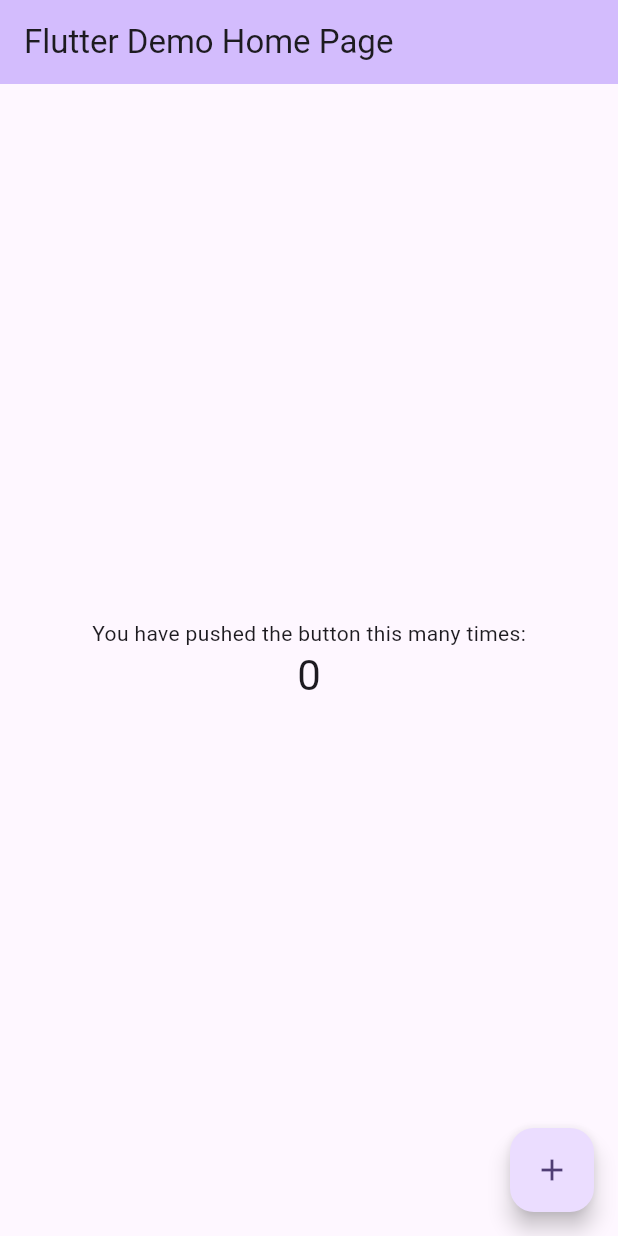
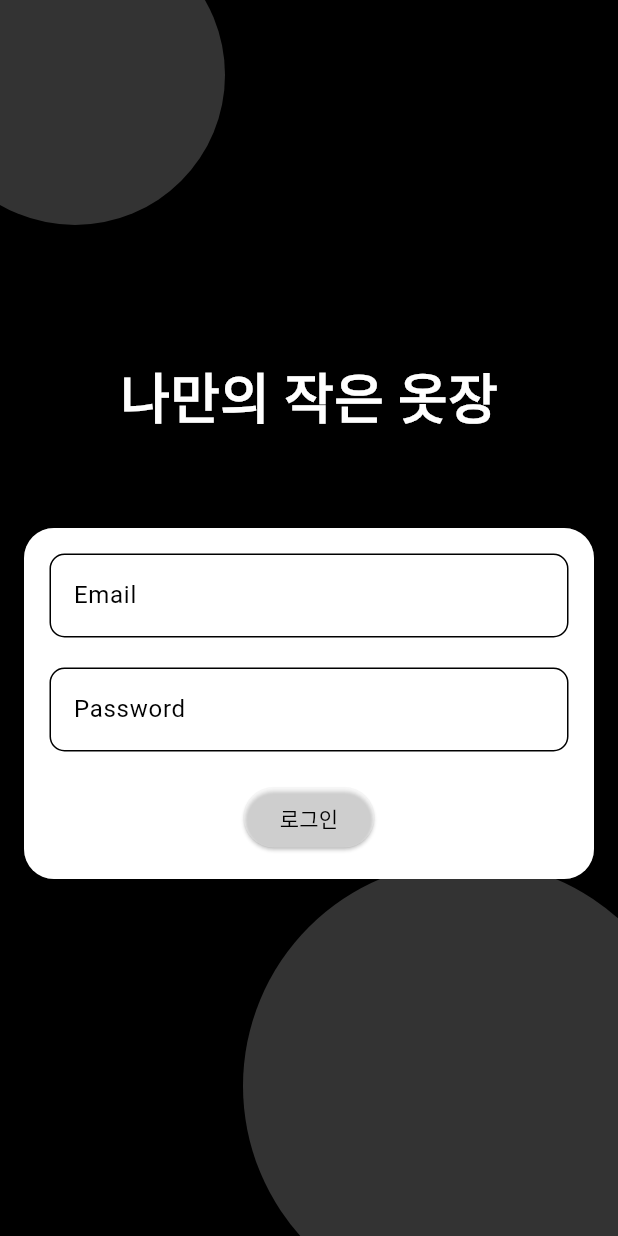
Before and after one commit to my-mini-closet/main_repo, a Flutter app: the screen it shows after launch, on a phone screen of 412 x 824 dp. Run offline on Flutter 3.47's test engine with Material 3 defaults, Android fonts, the phone set to English and light mode, and no system bars; our stand-ins replace image_picker.

Commit message:
add files

```diff
--- a/lib/main.dart
+++ b/lib/main.dart
@@ -1,126 +1,21 @@
 import 'package:flutter/material.dart';
+import 'screens/login_screen.dart' as login;
+import 'screens/home_screen.dart' as home;
 
 void main() {
-  runApp(const MyApp());
+  runApp(MyApp());
 }
 
-
 class MyApp extends StatelessWidget {
-  const MyApp({super.key});
-
-  // This widget is the root of your application.
   @override
   Widget build(BuildContext context) {
     return MaterialApp(
-      title: 'Flutter Demo',
-      theme: ThemeData(
-        // This is the theme of your application.
-        //
-        // TRY THIS: Try running your application with "flutter run". You'll see
-        // the application has a purple toolbar. Then, without quitting the app,
-        // try changing the seedColor in the colorScheme below to Colors.green
-        // and then invoke "hot reload" (save your changes or press the "hot
-        // reload" button in a Flutter-supported IDE, or press "r" if you used
-        // the command line to start the app).
-        //
-        // Notice that the counter didn't reset back to zero; the application
-        // state is not lost during the reload. To reset the state, use hot
-        // restart instead.
-        //
-        // This works for code too, not just values: Most code changes can be
-        // tested with just a hot reload.
-        colorScheme: ColorScheme.fromSeed(seedColor: Colors.deepPurple),
-        useMaterial3: true,
-      ),
-      home: const MyHomePage(title: 'Flutter Demo Home Page'),
+      title: 'Fashion App',
+      initialRoute: '/',
+      routes: {
+        '/': (context) => login.LoginScreen(),
+        '/home': (context) => home.HomeScreen(),
+      },
     );
   }
 }
-
-class MyHomePage extends StatefulWidget {
-  const MyHomePage({super.key, required this.title});
-
-  // This widget is the home page of your application. It is stateful, meaning
-  // that it has a State object (defined below) that contains fields that affect
-  // how it looks.
-
-  // This class is the configuration for the state. It holds the values (in this
-  // case the title) provided by the parent (in this case the App widget) and
-  // used by the build method of the State. Fields in a Widget subclass are
-  // always marked "final".
-
-  final String title;
-
-  @override
-  State<MyHomePage> createState() => _MyHomePageState();
-}
-
-class _MyHomePageState extends State<MyHomePage> {
-  int _counter = 0;
-
-  void _incrementCounter() {
-    setState(() {
-      // This call to setState tells the Flutter framework that something has
-      // changed in this State, which causes it to rerun the build method below
-      // so that the display can reflect the updated values. If we changed
-      // _counter without calling setState(), then the build method would not be
-      // called again, and so nothing would appear to happen.
-      _counter++;
-    });
-  }
-
-  @override
-  Widget build(BuildContext context) {
-    // This method is rerun every time setState is called, for instance as done
-    // by the _incrementCounter method above.
-    //
-    // The Flutter framework has been optimized to make rerunning build methods
-    // fast, so that you can just rebuild anything that needs updating rather
-    // than having to individually change instances of widgets.
-    return Scaffold(
-      appBar: AppBar(
-        // TRY THIS: Try changing the color here to a specific color (to
-        // Colors.amber, perhaps?) and trigger a hot reload to see the AppBar
-        // change color while the other colors stay the same.
-        backgroundColor: Theme.of(context).colorScheme.inversePrimary,
-        // Here we take the value from the MyHomePage object that was created by
-        // the App.build method, and use it to set our appbar title.
-        title: Text(widget.title),
-      ),
-      body: Center(
-        // Center is a layout widget. It takes a single child and positions it
-        // in the middle of the parent.
-        child: Column(
-          // Column is also a layout widget. It takes a list of children and
-          // arranges them vertically. By default, it sizes itself to fit its
-          // children horizontally, and tries to be as tall as its parent.
-          //
-          // Column has various properties to control how it sizes itself and
-          // how it positions its children. Here we use mainAxisAlignment to
-          // center the children vertically; the main axis here is the vertical
-          // axis because Columns are vertical (the cross axis would be
-          // horizontal).
-          //
-          // TRY THIS: Invoke "debug painting" (choose the "Toggle Debug Paint"
-          // action in the IDE, or press "p" in the console), to see the
-          // wireframe for each widget.
-          mainAxisAlignment: MainAxisAlignment.center,
-          children: <Widget>[
-            const Text(
-              'You have pushed the button this many times:',
-            ),
-            Text(
-              '$_counter',
-              style: Theme.of(context).textTheme.headlineMedium,
-            ),
-          ],
-        ),
-      ),
-      floatingActionButton: FloatingActionButton(
-        onPressed: _incrementCounter,
-        tooltip: 'Increment',
-        child: const Icon(Icons.add),
-      ), // This trailing comma makes auto-formatting nicer for build methods.
-    );
-  }
-}
--- /dev/null
+++ b/lib/screens/login_screen.dart
@@ -0,0 +1,162 @@
+import 'package:flutter/material.dart';
+import 'home_screen.dart';
+
+class LoginScreen extends StatelessWidget {
+  final TextEditingController emailController = TextEditingController();
+  final TextEditingController passwordController = TextEditingController();
+
+  @override
+  Widget build(BuildContext context) {
+    return Scaffold(
+      backgroundColor: Colors.black,
+      body: Stack(
+        children: [
+          Positioned(
+            top: -50,
+            left: -50,
+            child: _buildCircle(200, Colors.white.withOpacity(0.2)),
+          ),
+          Positioned(
+            bottom: -50,
+            right: -50,
+            child: _buildCircle(300, Colors.white.withOpacity(0.2)),
+          ),
+          Center(
+            child: Padding(
+              padding: const EdgeInsets.all(16.0),
+              child: Column(
+                mainAxisSize: MainAxisSize.min,
+                children: <Widget>[
+                  Text(
+                    '나만의 작은 옷장',
+                    style: TextStyle(
+                      color: Colors.white,
+                      fontSize: 36,
+                      fontWeight: FontWeight.bold,
+                    ),
+                  ),
+                  SizedBox(height: 60), //간격
+
+                  //로그인 폼 컨테이너
+                  Container(
+                    padding: EdgeInsets.all(16.0),
+                    decoration: BoxDecoration(
+                      color: Colors.white,
+                      borderRadius: BorderRadius.circular(20),
+                      border: Border.all(color: Colors.white.withOpacity(0.3)),
+                    ),
+                    child: Column(
+                      mainAxisSize: MainAxisSize.min,
+                      children: <Widget>[
+                        TextField(
+                          controller: emailController,
+                          decoration: InputDecoration(
+                            labelText: 'Email',
+                            labelStyle: TextStyle(color: Colors.black),
+                            enabledBorder: OutlineInputBorder(
+                              borderRadius: BorderRadius.circular(10),
+                              borderSide: BorderSide(color: Colors.black),
+                            ),
+                            focusedBorder: OutlineInputBorder(
+                              borderRadius: BorderRadius.circular(10),
+                              borderSide: BorderSide(color: Colors.black),
+                            ),
+                          ),
+                          style: TextStyle(color: Colors.black),
+                        ),
+                        SizedBox(height: 20),
+                        TextField(
+                          controller: passwordController,
+                          decoration: InputDecoration(
+                            labelText: 'Password',
+                            labelStyle: TextStyle(color: Colors.black),
+                            enabledBorder: OutlineInputBorder(
+                              borderRadius: BorderRadius.circular(10),
+                              borderSide: BorderSide(color: Colors.black),
+                            ),
+                            focusedBorder: OutlineInputBorder(
+                              borderRadius: BorderRadius.circular(10),
+                              borderSide: BorderSide(color: Colors.black),
+                            ),
+                          ),
+                          obscureText: true,
+                          style: TextStyle(color: Colors.black),
+                        ),
+                        SizedBox(height: 20),
+                        ElevatedButton(
+                          key: Key('loginButton'),
+                          style: ElevatedButton.styleFrom(
+                            backgroundColor: Colors.white.withOpacity(0.3),
+                            shape: RoundedRectangleBorder(
+                              borderRadius: BorderRadius.circular(25),
+                            ),
+                          ),
+                          onPressed: () {
+                            // 이메일 형식 검사
+                            if (emailController.text.isNotEmpty &&
+                                passwordController.text.isNotEmpty) {
+                              //로그인 된다면 메인화면으로 이동
+                              Navigator.pushReplacement(
+                                context,
+                                MaterialPageRoute(
+                                    builder: (context) => HomeScreen()),
+                              );
+                            } else {
+                              // 이메일과 패스워드 필드가 비어있으면 경고하기
+                              showDialog(
+                                context: context,
+                                builder: (context) => AlertDialog(
+                                  title: Text('로그인 실패'),
+                                  content: Text('이메일과 패스워드를 입력해주세요.'),
+                                  actions: <Widget>[
+                                    TextButton(
+                                      onPressed: () {
+                                        Navigator.of(context).pop();
+                                      },
+                                      child: Text('확인'),
+                                    ),
+                                  ],
+                                ),
+                              );
+                            }
+                          },
+                          child: Text('로그인',
+                              style: TextStyle(color: Colors.black)),
+                        ),
+                      ],
+                    ),
+                  ),
+                ],
+              ),
+            ),
+          ),
+        ],
+      ),
+    );
+  }
+
+  Widget _buildCircle(double size, Color color) {
+    return Container(
+      width: size,
+      height: size,
+      decoration: BoxDecoration(
+        color: color,
+        shape: BoxShape.circle,
+      ),
+    );
+  }
+}
+
+class HomeScreenContent extends StatelessWidget {
+  @override
+  Widget build(BuildContext context) {
+    return Scaffold(
+      appBar: AppBar(
+        title: Text('Home'),
+      ),
+      body: Center(
+        child: Text('Welcome to Home Screen!'),
+      ),
+    );
+  }
+}
--- /dev/null
+++ b/lib/screens/recommendation_screen.dart
@@ -0,0 +1,15 @@
+import 'package:flutter/material.dart';
+
+class RecommendationScreen extends StatelessWidget {
+  @override
+  Widget build(BuildContext context) {
+    return Scaffold(
+      appBar: AppBar(
+        title: Text('나만의 옷장으로 코디하기'),
+      ),
+      body: Center(
+        child: Text('나만의 작은 옷장'),
+      ),
+    );
+  }
+}
--- a/pubspec.yaml
+++ b/pubspec.yaml
@@ -30,6 +30,8 @@ environment:
 dependencies:
   flutter:
     sdk: flutter
+  provider: ^6.0.0
+  image_picker: ^0.8.4+8
 
 
   # The following adds the Cupertino Icons font to your application.
```
Also changed, not shown: lib/screens/board_screen.dart (added, +169 -0 lines), lib/screens/personal_color_screen.dart (added, +15 -0 lines), lib/screens/wardrobe_screen.dart (added, +133 -0 lines), pubspec.lock.
